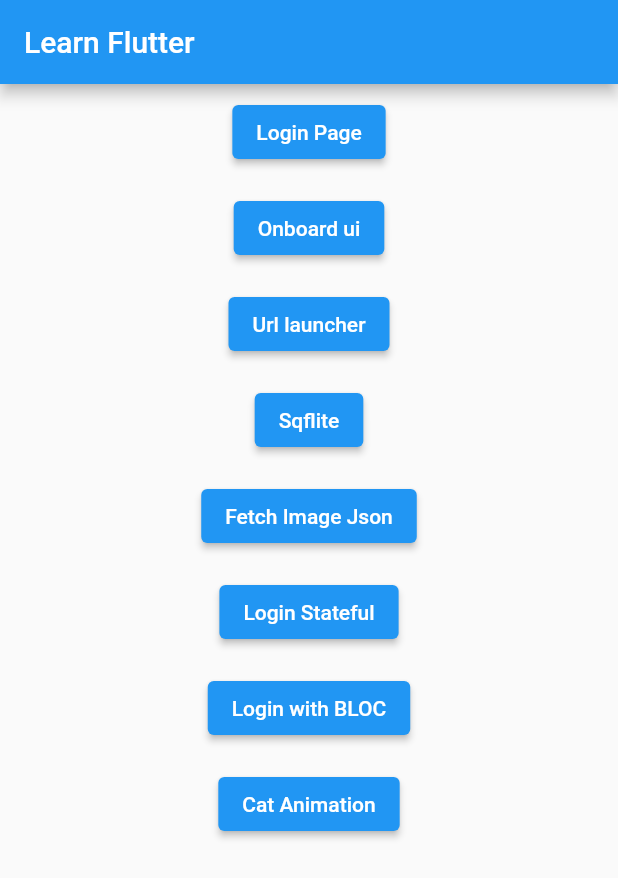
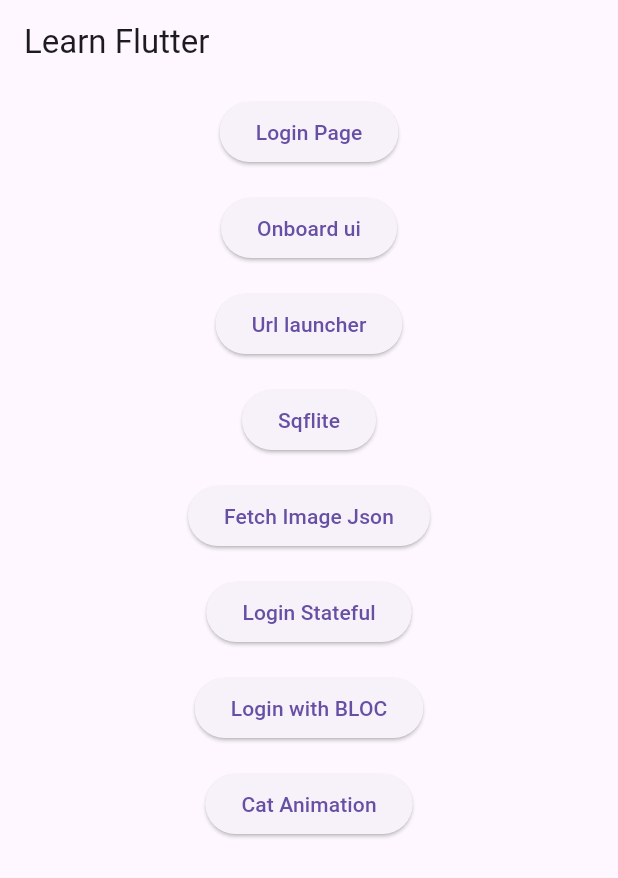
Before and after one commit to sibanjar/flutter-3-learn, a Flutter app: the screen it shows after launch, on a phone screen of 412 x 824 dp. Shown: the top 878 px of the screen. Run offline on Flutter 3.47's test engine with Material 2 defaults, Android fonts, the phone set to English and light mode, and no system bars; our stand-ins replace rxdart, sqflite, url_launcher_web; accounts and stored records are empty.

Commit message:
added material3theme

```diff
--- a/lib/main.dart
+++ b/lib/main.dart
@@ -1,6 +1,6 @@
 import 'package:flutter/material.dart';
 import 'homepage.dart';
-
+import 'theme/theme.dart';
 // import 'package:flutter/rendering.dart';
 
 Future<void> main() async {
@@ -17,12 +17,12 @@ class MyApp extends StatelessWidget {
   // This widget is the root of your application.
   @override
   Widget build(BuildContext context) {
+    const testTheme = TestTheme();
     return MaterialApp(
         title: 'Flutter Demo',
-        theme: ThemeData(
-          primarySwatch: Colors.blue,
-        ),
-        home: const HomePage(),
+        // theme: ThemeData(primarySwatch: Colors.blue,),
+        theme: testTheme.toThemeData(),
+      home: const HomePage(),
       );
   }
 }
--- /dev/null
+++ b/lib/theme/theme.dart
@@ -0,0 +1,39 @@
+import 'package:flutter/material.dart';
+
+@immutable
+class TestTheme extends ThemeExtension<TestTheme>{
+  final Color primaryColor, tertiaryColor, neutralColor;
+
+  const TestTheme( {
+    this.primaryColor = const Color(0xFF356859),
+    this.tertiaryColor = const Color(0xFFFF5722),
+    this.neutralColor = const Color(0xFFFFFBE6)
+});
+
+  ThemeData toThemeData(){
+    return ThemeData(useMaterial3:true);
+  }
+
+  @override
+  ThemeExtension<TestTheme> copyWith({
+   Color? primaryColor,
+   Color? tertiaryColor,
+   Color? neutralColor,
+  })=>TestTheme(
+    primaryColor: primaryColor ?? this.primaryColor,
+    tertiaryColor: tertiaryColor ?? this.tertiaryColor,
+    neutralColor: neutralColor ?? this.neutralColor,
+  );
+
+  // https://www.youtube.com/watch?v=7nrhTdS7dHg
+  // for animation
+  @override
+  ThemeExtension<TestTheme> lerp(covariant ThemeExtension<TestTheme>? other, double t) {
+    if (other is! TestTheme) return this;
+    return TestTheme(
+      primaryColor: Color.lerp(primaryColor, other.primaryColor, t)!,
+      tertiaryColor: Color.lerp(tertiaryColor, other.tertiaryColor, t)!,
+      neutralColor: Color.lerp(neutralColor, other.neutralColor, t)!,
+    );
+  }
+}
```
